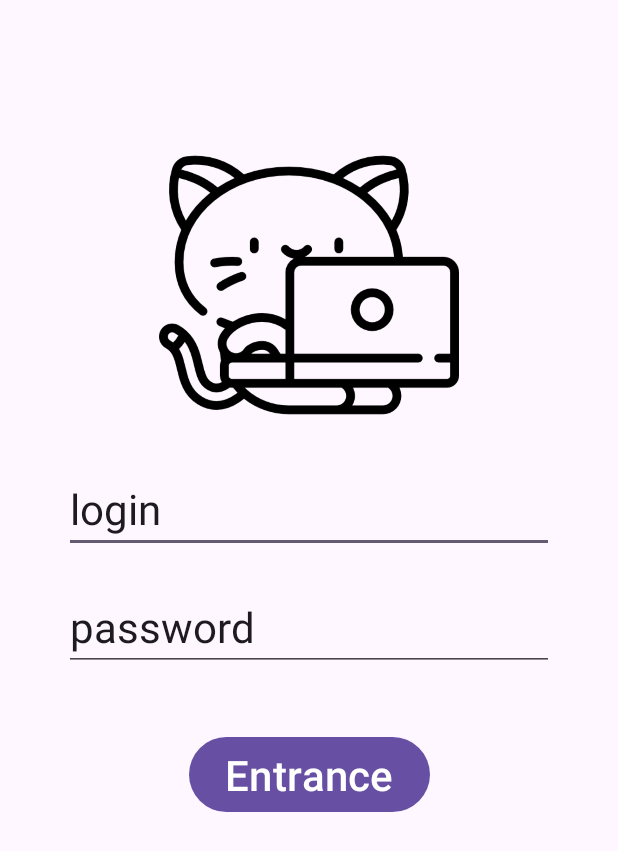
After one commit to FroschMadchen/ManagerPerformanceStatistics, an Android app: the layout fragment_entrance.xml on its own in the app's theme, with its tools: preview values and no code run, on a phone screen of 412 x 824 dp. The commit adds this screen. Shown: the top 851 px of the screen. Run offline under Robolectric (Android 15) with nearby library versions, the phone set to English and light mode, and no system bars.

Commit message:
create EntranceFragment.kt

```diff
--- a/app/src/main/java/com/example/managerperformancestatistics/presentation/screen/MainActivity.kt
+++ b/app/src/main/java/com/example/managerperformancestatistics/presentation/screen/MainActivity.kt
@@ -8,5 +8,10 @@ class MainActivity : AppCompatActivity() {
     override fun onCreate(savedInstanceState: Bundle?) {
         super.onCreate(savedInstanceState)
         setContentView(R.layout.activity_main)
+        if (savedInstanceState == null) {
+            supportFragmentManager.beginTransaction()
+                .replace(R.id.container, EntranceFragment.newInstance())
+                .commitNow()
+        }
     }
 }
--- /dev/null
+++ b/app/src/main/res/layout/fragment_entrance.xml
@@ -0,0 +1,61 @@
+<?xml version="1.0" encoding="utf-8"?>
+<androidx.constraintlayout.widget.ConstraintLayout xmlns:android="http://schemas.android.com/apk/res/android"
+    xmlns:tools="http://schemas.android.com/tools"
+    android:layout_width="match_parent"
+    android:layout_height="match_parent"
+    xmlns:app="http://schemas.android.com/apk/res-auto"
+    tools:context=".presentation.screen.EntranceFragment">
+
+    <EditText
+        android:id="@+id/loginEdit"
+        android:layout_width="wrap_content"
+        android:layout_height="wrap_content"
+        android:ems="10"
+        android:text="@string/login_text"
+        android:textSize="@dimen/text_size_middle"
+        android:layout_marginTop="@dimen/margen_top_20dp"
+        app:layout_constraintEnd_toEndOf="parent"
+        app:layout_constraintStart_toStartOf="parent"
+        app:layout_constraintTop_toBottomOf="@+id/imageView"
+        android:autofillHints="username" />
+
+    <EditText
+        android:id="@+id/passwordEdit"
+        android:layout_width="wrap_content"
+        android:layout_height="wrap_content"
+        android:ems="10"
+        android:text="@string/password_text"
+        android:textSize="@dimen/text_size_middle"
+        android:layout_marginTop="@dimen/margen_top_20dp"
+        app:layout_constraintEnd_toEndOf="parent"
+        app:layout_constraintStart_toStartOf="parent"
+        app:layout_constraintTop_toBottomOf="@+id/loginEdit"
+        android:autofillHints="password"
+        />
+
+    <Button
+        android:id="@+id/btn_entrance"
+        android:layout_width="wrap_content"
+        android:layout_height="wrap_content"
+        android:text="@string/entrance_text"
+        android:textSize="@dimen/text_size_middle"
+        android:layout_marginTop="@dimen/margin_top_40dp"
+        app:layout_constraintEnd_toEndOf="parent"
+        app:layout_constraintStart_toStartOf="parent"
+        app:layout_constraintTop_toBottomOf="@+id/passwordEdit"
+
+        />
+
+    <ImageView
+        android:id="@+id/imageView"
+        android:layout_width="200dp"
+        android:layout_height="200dp"
+        android:layout_marginTop="90dp"
+        app:srcCompat="@drawable/kitty"
+        app:layout_constraintStart_toStartOf="parent"
+        app:layout_constraintEnd_toEndOf="parent"
+        app:layout_constraintTop_toTopOf="parent"
+        android:contentDescription="@string/welcome_image" />
+
+
+</androidx.constraintlayout.widget.ConstraintLayout>
--- a/app/src/main/res/values/strings.xml
+++ b/app/src/main/res/values/strings.xml
@@ -4,4 +4,6 @@
     <string name="password_text">password</string>
     <string name="entrance_text">Entrance</string>
     <string name="welcome_image">Welcome_image</string>
+    <!-- TODO: Remove or change this placeholder text -->
+    <string name="hello_blank_fragment">Hello blank fragment</string>
 </resources>
```
Also changed, not shown: app/src/main/java/com/example/managerperformancestatistics/presentation/screen/EntranceFragment.kt (added, +21 -0 lines), app/src/main/res/layout/activity_main.xml (+1 -51 lines).
